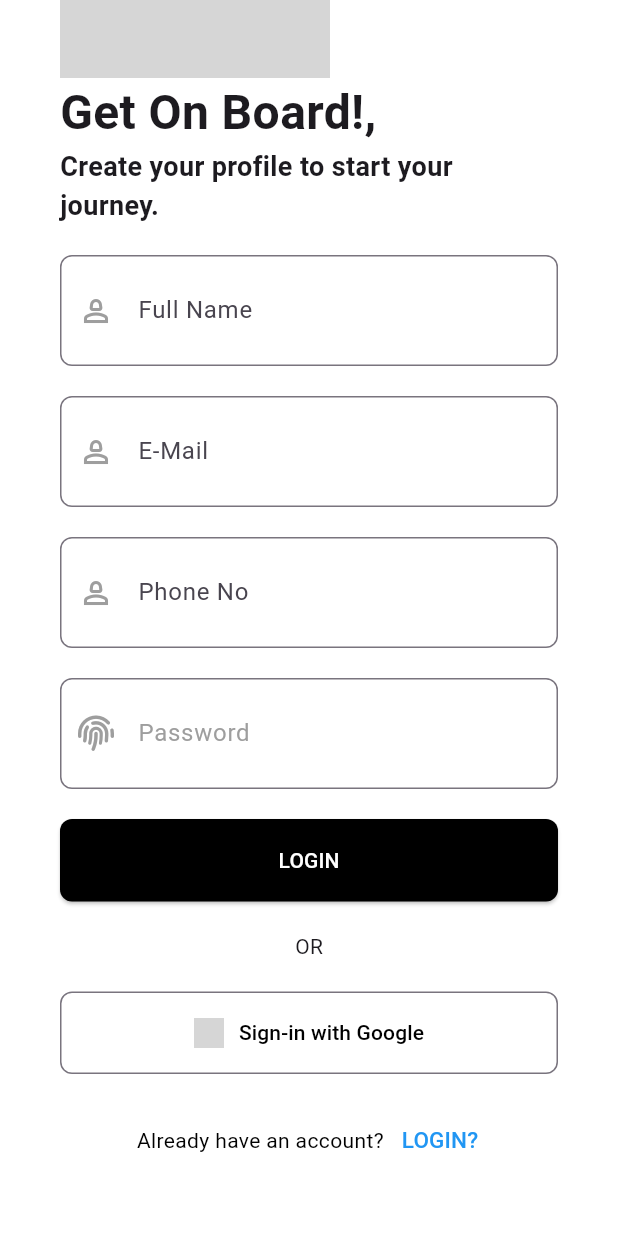
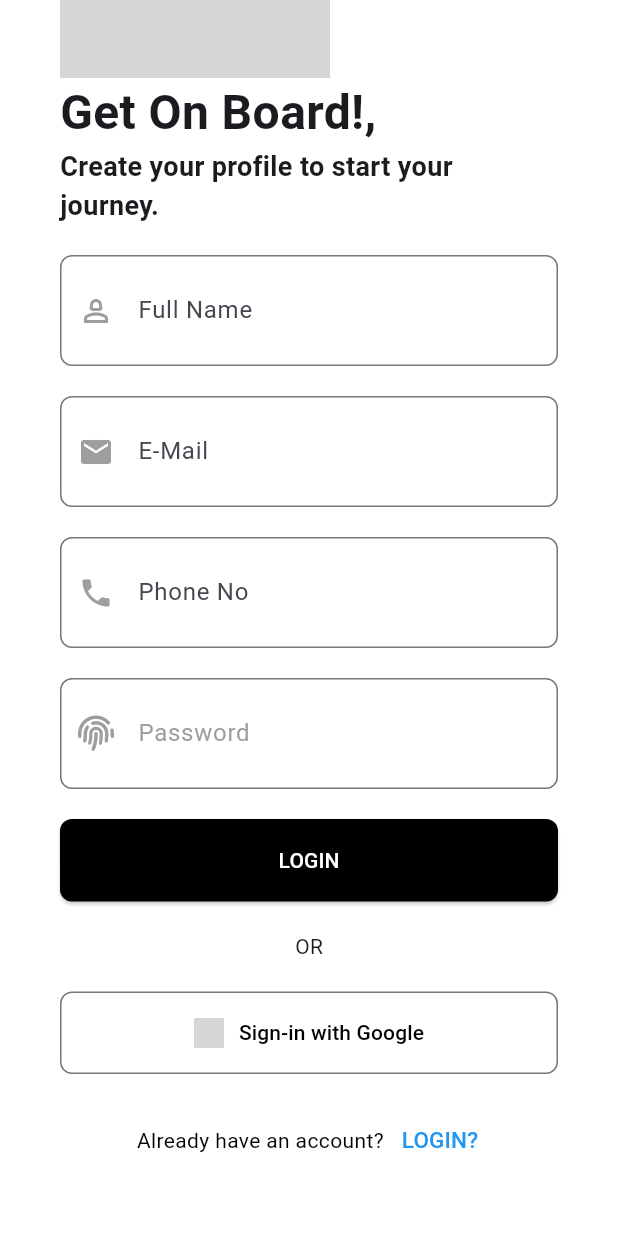
Before and after one commit to cphladplian/flutter_iot_second_app, a Flutter app: the SignupUi screen opened directly, scrolled down 203 dp, on a phone screen of 412 x 824 dp. Run offline on Flutter 3.47's test engine with Material 3 defaults, Android fonts, the phone set to English and light mode, and no system bars; our stand-ins replace font_awesome_flutter, google_fonts; Roboto replaces fonts that are missing (Kanit); grey boxes are pictures that could not be loaded.

Commit message:
เปลี่ยนไอคอน หน้าSignIn

```diff
--- a/lib/views/signup_ui.dart
+++ b/lib/views/signup_ui.dart
@@ -92,7 +92,7 @@ class _SignupUiState extends State<SignupUi> {
                       borderRadius: BorderRadius.circular(8.0),
                     ),
                     prefixIcon: const Icon(
-                      Icons.person_2_outlined,
+                      Icons.mail,
                       color: Colors.grey,
                     ),
                     hintText: 'E-Mail',
@@ -111,8 +111,9 @@ class _SignupUiState extends State<SignupUi> {
                     border: OutlineInputBorder(
                       borderRadius: BorderRadius.circular(8.0),
                     ),
+
                     prefixIcon: const Icon(
-                      Icons.person_2_outlined,
+                      Icons.phone,
                       color: Colors.grey,
                     ),
                     hintText: 'Phone No',
```
